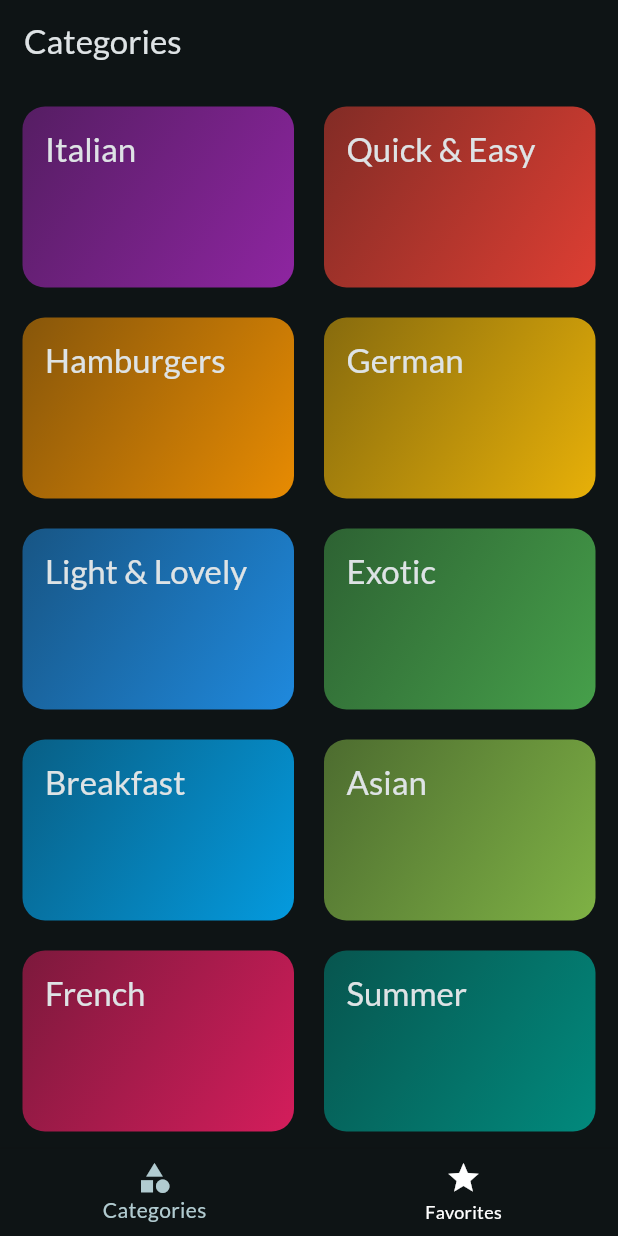
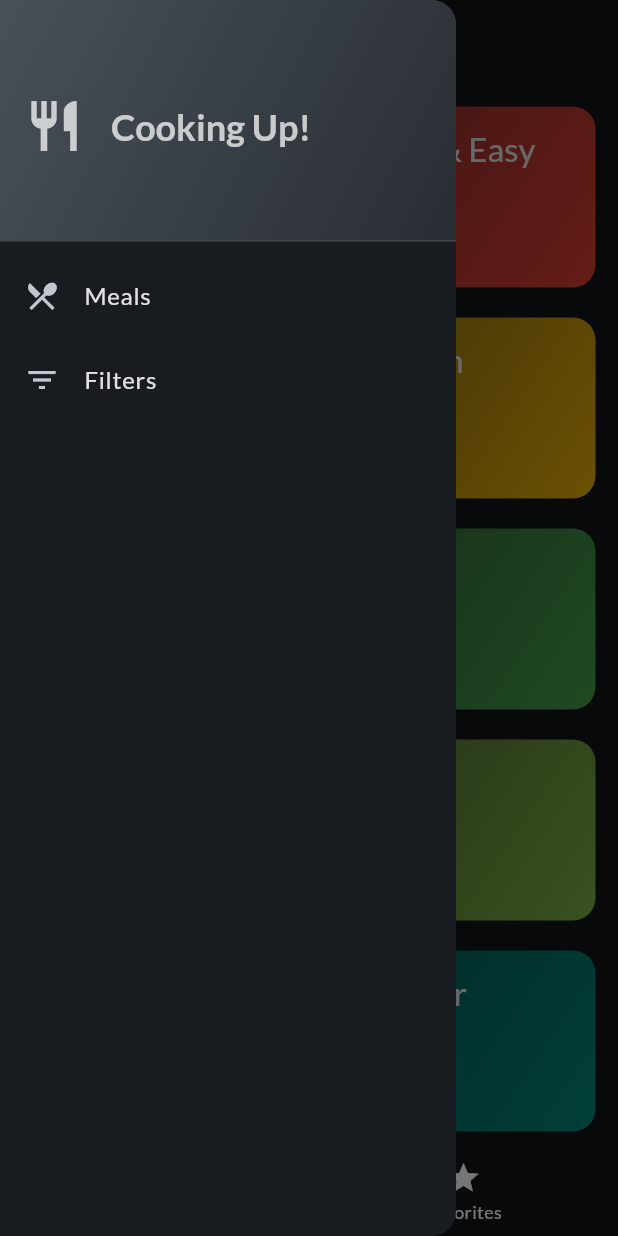
Before and after one commit to aggelostais/meals_app, a Flutter app: the screen it shows after launch, with the side drawer open (before the commit the screen has no drawer), on a phone screen of 412 x 824 dp. Run offline on Flutter 3.47's test engine with Material 3 defaults, Android fonts, the phone set to English and light mode, and no system bars; our stand-ins replace google_fonts, transparent_image.

Commit message:
Implement filters screen and functionality

```diff
--- a/lib/main.dart
+++ b/lib/main.dart
@@ -1,12 +1,11 @@
 import 'package:flutter/material.dart';
 import 'package:google_fonts/google_fonts.dart';
-import 'package:meals_app/screens/categories_screen.dart';
 import 'package:meals_app/screens/tabs.dart';
 
 final theme = ThemeData(
   colorScheme: ColorScheme.fromSeed(
     brightness: Brightness.dark,
-    seedColor: Color.fromARGB(255, 52, 52, 52),
+    seedColor: Color.fromARGB(255, 42, 65, 86),
   ),
   textTheme: GoogleFonts.latoTextTheme(),
 );
--- a/lib/screens/categories_screen.dart
+++ b/lib/screens/categories_screen.dart
@@ -6,12 +6,13 @@ import 'package:meals_app/widgets/category_grid_item.dart';
 import 'package:meals_app/data/dummy_data.dart';
 
 class CategoriesScreen extends StatelessWidget {
-  const CategoriesScreen({super.key, required this.onToggleFavorite});
+  const CategoriesScreen({super.key, required this.availableMeals, required this.onToggleFavorite});
 
   final void Function(Meal meal) onToggleFavorite;
+  final List<Meal> availableMeals;
 
   void _selectCategory(BuildContext context, Category category) {
-    final filteredMeals = dummyMeals
+    final filteredMeals = availableMeals
         .where((meal) => meal.categories.contains(category.id))
         .toList();
 
--- a/lib/screens/tabs.dart
+++ b/lib/screens/tabs.dart
@@ -1,7 +1,17 @@
 import 'package:flutter/material.dart';
+import 'package:meals_app/data/dummy_data.dart';
 import 'package:meals_app/models/meal.dart';
 import 'package:meals_app/screens/categories_screen.dart';
+import 'package:meals_app/screens/filters.dart';
 import 'package:meals_app/screens/meals_screen.dart';
+import 'package:meals_app/widgets/main_drawer.dart';
+
+const KInitialFilters = {
+  Filter.glutenFree: false,
+  Filter.lactoseFree: false,
+  Filter.vegetarian: false,
+  Filter.vegan: false,
+};
 
 class TabsScreen extends StatefulWidget {
   const TabsScreen({super.key});
@@ -13,6 +23,12 @@ class TabsScreen extends StatefulWidget {
 class _TabsScreenState extends State<TabsScreen> {
   int _selectedPageIndex = 0;
   final List<Meal> _favoriteMeals = [];
+  Map<Filter, bool> _selectedFilters = {
+    Filter.glutenFree: false,
+    Filter.lactoseFree: false,
+    Filter.vegetarian: false,
+    Filter.vegan: false,
+  };
 
   void _selectPage(int index) {
     setState(() {
@@ -45,16 +61,59 @@ class _TabsScreenState extends State<TabsScreen> {
     }
   }
 
+  void _setScreen(String identifier) async {
+    Navigator.of(context).pop(); //closes the drawer
+    if (identifier == 'filters') {
+      // pushReplacement: Replaces the current screen with the new screen
+      // push is a generic method that takes a route and returns a Future that completes when the pushed screen is popped.
+      // We define which kind of value is returned by the popped screen.
+      // This will be the type of data the future will resolve in the end.
+      // It is a map with Filter as the key and bool as the value.
+      final result = await Navigator.of(context).push<Map<Filter, bool>>(
+        MaterialPageRoute(
+          builder: (context) => const FiltersScreen(),
+        ),
+      );
+      setState(() {
+        //null is not an allowed value. ?? checks if the result is null and if it is, it returns the value after.
+        _selectedFilters = result ?? KInitialFilters;
+      });
+    }
+  }
+
   @override
   Widget build(BuildContext context) {
+    // Only the filtered meals should be passed to the CategoriesScreen to be shown.
+    final availableMeals = dummyMeals.where((meal) {
+      //_selectedFilters values will never be null, so we can use ! to avoid null safety checks.
+      if (_selectedFilters[Filter.glutenFree]! && !meal.isGlutenFree) {
+        return false;
+      }
+      if (_selectedFilters[Filter.lactoseFree]! && !meal.isLactoseFree) {
+        return false;
+      }
+      if (_selectedFilters[Filter.vegetarian]! && !meal.isVegetarian) {
+        return false;
+      }
+      if (_selectedFilters[Filter.vegan]! && !meal.isVegan) {
+        return false;
+      }
+      return true; // the meal is returned if it passes all the checks.
+    }).toList(); //toList() is used to convert the iterable to a list.
+
     final List<Map<String, Object>> pages = [
       {
-        'page': CategoriesScreen(onToggleFavorite: _toggleFavoriteMeals),
+        'page': CategoriesScreen(
+          availableMeals: availableMeals,
+          onToggleFavorite: _toggleFavoriteMeals,
+        ),
         'title': 'Categories',
       },
       {
         'page': MealsScreen(
-            meals: _favoriteMeals, onToggleFavorite: _toggleFavoriteMeals),
+          meals: _favoriteMeals,
+          onToggleFavorite: _toggleFavoriteMeals,
+        ),
         'title': 'Your Favorites',
       },
     ];
@@ -64,6 +123,9 @@ class _TabsScreenState extends State<TabsScreen> {
         title: Text(pages[_selectedPageIndex]['title'] as String),
       ),
       body: pages[_selectedPageIndex]['page'] as Widget,
+      drawer: MainDrawer(
+        onSelectScreen: _setScreen,
+      ),
       bottomNavigationBar: BottomNavigationBar(
         onTap: _selectPage,
         backgroundColor: Theme.of(context).primaryColor,
--- /dev/null
+++ b/lib/widgets/main_drawer.dart
@@ -0,0 +1,69 @@
+import 'package:flutter/material.dart';
+
+class MainDrawer extends StatelessWidget {
+  const MainDrawer({super.key, required this.onSelectScreen});
+
+  final void Function(String identifier) onSelectScreen;
+
+  @override
+  Widget build(BuildContext context) {
+    return Drawer(
+      child: ListView(
+        children: [
+          DrawerHeader(
+            decoration: BoxDecoration(
+              gradient: LinearGradient(
+                colors: [
+                  Theme.of(context).colorScheme.secondary.withOpacity(0.3),
+                  Theme.of(context).colorScheme.secondary.withOpacity(0.1),
+                ],
+                begin: Alignment.topLeft,
+                end: Alignment.bottomRight,
+              ),
+            ),
+            child: Row(
+              children: [
+                const Icon(
+                  Icons.restaurant,
+                  size: 40,
+                  color: Color.fromARGB(186, 255, 255, 255),
+                ),
+                const SizedBox(width: 18),
+                Text('Cooking Up!',
+                    style: Theme.of(context).textTheme.titleLarge!.copyWith(
+                          color: const Color.fromARGB(186, 255, 255, 255),
+                          fontWeight: FontWeight.bold,
+                          fontSize: 24,
+                        )),
+              ],
+            ),
+          ),
+          ListTile(
+            //outputting list context
+            leading: const Icon(Icons.restaurant_menu),
+            title: const Text('Meals'),
+            onTap: () {
+              onSelectScreen('meals');
+            },
+          ),
+          ListTile(
+            //outputting list context
+            leading: const Icon(Icons.filter_list_outlined),
+            title: const Text('Filters'),
+            onTap: () {
+              onSelectScreen('filters');
+            },
+          ),
+          // ListTile(
+          //   leading: const Icon(Icons.settings),
+          //   title: const Text('Settings'),
+          //   onTap: () {
+          //     onSelectScreen('settings');
+          //     Navigator.of(context).pushReplacementNamed('/settings');
+          //   },
+          // ),
+        ],
+      ),
+    );
+  }
+}
```
Also changed, not shown: lib/screens/filters.dart (added, +150 -0 lines).
